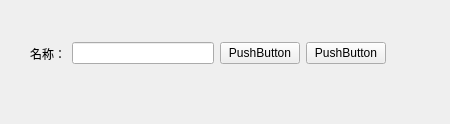
Before: the Qt Designer form addtree.ui in allOwO/bs, drawn with Qt 5.
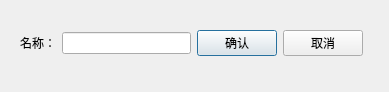
After: the same form once the commit is applied.

What changed in the file:
```diff
--- a/addtree.ui
+++ b/addtree.ui
@@ -1,30 +1,30 @@
 <?xml version="1.0" encoding="UTF-8"?>
 <ui version="4.0">
  <class>addtree</class>
- <widget class="QWidget" name="addtree">
+ <widget class="QDialog" name="addtree">
   <property name="geometry">
    <rect>
     <x>0</x>
     <y>0</y>
-    <width>450</width>
-    <height>124</height>
+    <width>389</width>
+    <height>92</height>
    </rect>
   </property>
   <property name="windowTitle">
    <string>Form</string>
   </property>
-  <widget class="QWidget" name="">
+  <widget class="QWidget" name="layoutWidget">
    <property name="geometry">
     <rect>
-     <x>30</x>
-     <y>40</y>
-     <width>356</width>
+     <x>20</x>
+     <y>30</y>
+     <width>343</width>
      <height>27</height>
     </rect>
    </property>
-   <layout class="QHBoxLayout" name="horizontalLayout_3">
-    <item>
-     <layout class="QHBoxLayout" name="horizontalLayout">
+   <layout class="QGridLayout" name="gridLayout_2">
+    <item row="0" column="0">
+     <layout class="QHBoxLayout" name="horizontalLayout_2">
       <item>
        <widget class="QLabel" name="label">
         <property name="text">
@@ -37,22 +37,19 @@
       </item>
      </layout>
     </item>
-    <item>
-     <layout class="QHBoxLayout" name="horizontalLayout_2">
-      <property name="leftMargin">
-       <number>0</number>
-      </property>
-      <item>
+    <item row="0" column="1">
+     <layout class="QGridLayout" name="gridLayout">
+      <item row="0" column="0">
        <widget class="QPushButton" name="okbn">
         <property name="text">
-         <string>PushButton</string>
+         <string>确认</string>
         </property>
        </widget>
       </item>
-      <item>
+      <item row="0" column="1">
        <widget class="QPushButton" name="celbn">
         <property name="text">
-         <string>PushButton</string>
+         <string>取消</string>
         </property>
        </widget>
       </item>
```
